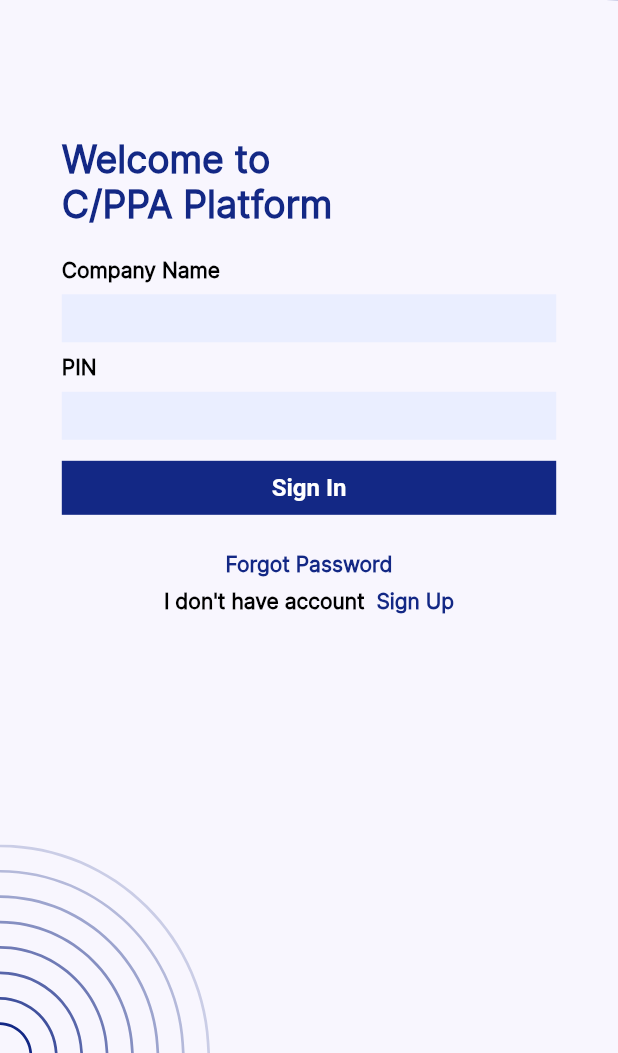
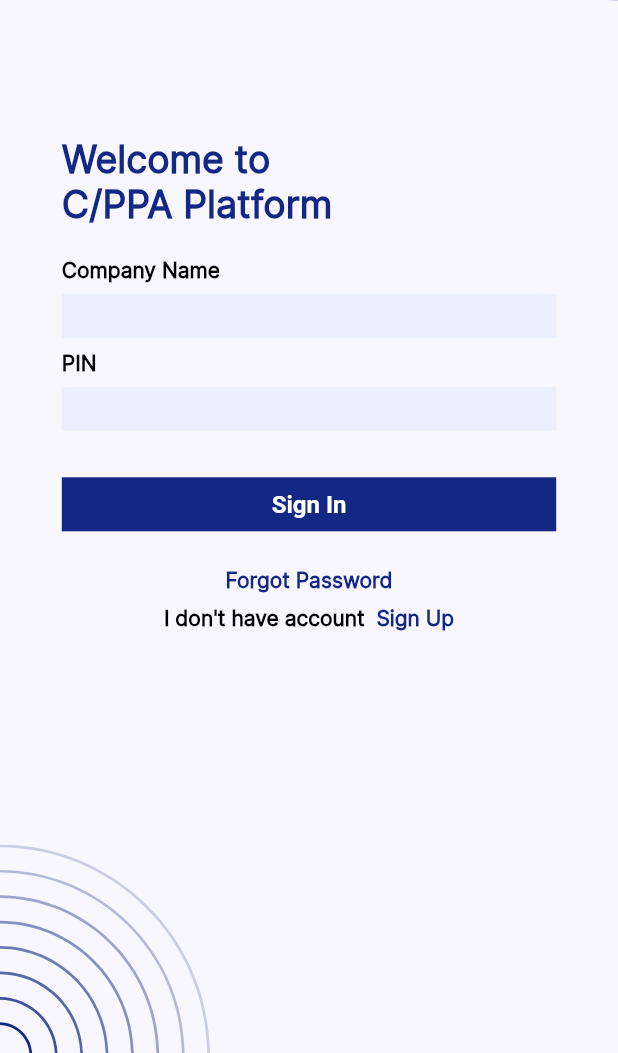
Before and after one commit to RoocheDigitals/iefunden_flutter, a Flutter app: the CPPASignInScreen screen opened by its route, on a phone screen of 412 x 824 dp, the part 183-1236 px from its top. Run offline on Flutter 3.47's test engine with Material 2 defaults, Android fonts, the phone set to English and light mode, and no system bars; our stand-ins replace flutter_keyboard_visibility, flutter_svg; missing offline and left inert: amplify_auth_cognito, amplify_flutter.

Commit message:
updated cppa provider and sign in authentication and added new common widgets

```diff
--- a/lib/commons/textfield.dart
+++ b/lib/commons/textfield.dart
@@ -32,8 +32,14 @@ class TextFieldBox extends StatelessWidget {
             children: [
               Expanded(
                 child: TextFormField(
+                  enableSuggestions: false,
+                  autocorrect: false,
                   controller: controller,
-                  style: const TextStyle(color: Colors.black),
+                  style: const TextStyle(
+                    color: Colors.black,
+                    fontWeight: FontWeight.normal,
+                    fontSize: 16,
+                  ),
                   scrollPadding: const EdgeInsets.only(bottom: 300),
                   decoration: InputDecoration(
                     isDense: true,
@@ -42,6 +48,7 @@ class TextFieldBox extends StatelessWidget {
                     filled: true,
                     border: InputBorder.none,
                   ),
+                  onChanged: onChangeCallback,
                 ),
               ),
             ],
--- /dev/null
+++ b/lib/controllers/cppa_platform/cppa_auth_controller.dart
@@ -0,0 +1,58 @@
+import 'package:amplify_flutter/amplify_flutter.dart';
+import 'package:flutter/material.dart';
+import 'package:iefunden/models/responses.dart';
+import 'package:iefunden/services/cppa.dart';
+
+class CPPAAuthController {
+  static final CPPAAuthController _singleton = CPPAAuthController._internal();
+
+  factory CPPAAuthController() {
+    return _singleton;
+  }
+
+  CPPAAuthController._internal();
+
+  final cppaService = CPPAService();
+  TextEditingController companyName = TextEditingController();
+  TextEditingController companyAddress = TextEditingController();
+  TextEditingController contactPerson = TextEditingController();
+  TextEditingController email = TextEditingController();
+  TextEditingController mobile = TextEditingController();
+  TextEditingController pin = TextEditingController();
+  TextEditingController logo = TextEditingController();
+
+  Future<CPPASignInResponseModel> signInUser() async {
+    final result = await cppaService.signIn(companyName.text, pin.text);
+    final response = CPPASignInResponseModel.fromJson(result);
+    return response;
+  }
+
+  Future<void> signUpUser() async {
+    try {
+      // final result = await cppaService.signIn();
+      // print(result);
+      // final userAttributes = <CognitoUserAttributeKey, String>{
+      //   CognitoUserAttributeKey.email: 'ritzjumola@gmail.com',
+      //   CognitoUserAttributeKey.phoneNumber: '+15559101234',
+      //   // additional attributes as needed
+      // };
+      // final result = await Amplify.Auth.signUp(
+      //   username: 'ritzjumola',
+      //   password: '>tkZs8MU',
+      //   options: CognitoSignUpOptions(userAttributes: userAttributes),
+      // );
+      // print(result.isSignUpComplete);
+    } on AuthException catch (e) {
+      print(e.message);
+    }
+  }
+
+  // Future<void> confirmUser() async {
+  //   try {
+  //     final result = await Amplify.Auth.confirmSignUp(
+  //         username: data.username, confirmationCode: data.confirmCode);
+  //   } on AuthException catch (e) {
+  //     safePrint(e.message);
+  //   }
+  // }
+}
--- a/lib/controllers/cppa_platform/cppa_signup_controller.dart
+++ /dev/null
@@ -1,50 +0,0 @@
-import 'package:amplify_auth_cognito/amplify_auth_cognito.dart';
-import 'package:amplify_flutter/amplify_flutter.dart';
-import 'package:flutter/material.dart';
-import 'package:iefunden/models/cppa_user.dart';
-
-class CPPASignUpController {
-  static final CPPASignUpController _singleton =
-      CPPASignUpController._internal();
-
-  factory CPPASignUpController() {
-    return _singleton;
-  }
-
-  CPPASignUpController._internal();
-
-  TextEditingController companyName = TextEditingController();
-  TextEditingController companyAddress = TextEditingController();
-  TextEditingController contactPerson = TextEditingController();
-  TextEditingController email = TextEditingController();
-  TextEditingController mobile = TextEditingController();
-  TextEditingController pin = TextEditingController();
-  TextEditingController logo = TextEditingController();
-
-  Future<void> signUpUser() async {
-    try {
-      final userAttributes = <CognitoUserAttributeKey, String>{
-        CognitoUserAttributeKey.email: email.text,
-        CognitoUserAttributeKey.phoneNumber: mobile.text,
-        // additional attributes as needed
-      };
-      SignUpResult result = await Amplify.Auth.signUp(
-        username: companyName.text,
-        password: pin.text,
-        options: CognitoSignUpOptions(userAttributes: userAttributes),
-      );
-      print(result.isSignUpComplete);
-    } on AuthException catch (e) {
-      print(e.message);
-    }
-  }
-
-  Future<void> confirmUser(CPPAConfirmSignupModel data) async {
-    try {
-      final result = await Amplify.Auth.confirmSignUp(
-          username: data.username, confirmationCode: data.confirmCode);
-    } on AuthException catch (e) {
-      safePrint(e.message);
-    }
-  }
-}
--- /dev/null
+++ b/lib/models/responses.dart
@@ -0,0 +1,15 @@
+class CPPASignInResponseModel {
+  String accessToken;
+  String refreshToken;
+  String idToken;
+  String message;
+
+  CPPASignInResponseModel(
+      this.accessToken, this.refreshToken, this.idToken, this.message);
+
+  CPPASignInResponseModel.fromJson(Map<String, dynamic> json)
+      : accessToken = json['AccessToken'] ?? "",
+        refreshToken = json['RefreshToken'] ?? "",
+        idToken = json['IdToken'] ?? "",
+        message = json['message'] ?? "";
+}
--- a/lib/providers/cppa_platform_provider.dart
+++ b/lib/providers/cppa_platform_provider.dart
@@ -1,42 +1,46 @@
 import 'package:flutter/material.dart';
-import 'package:iefunden/controllers/cppa_platform/cppa_signin_controller.dart';
-import 'package:iefunden/controllers/cppa_platform/cppa_signup_controller.dart';
+import 'package:iefunden/controllers/cppa_platform/cppa_auth_controller.dart';
 
 class CPPAPlatformProvider extends ChangeNotifier {
-  late CPPASignInController _signInController;
-  late CPPASignUpController _signUpController;
+  late CPPAAuthController _authController;
 
   CPPAPlatformProvider() {
-    _signInController = CPPASignInController();
-    _signUpController = CPPASignUpController();
+    _authController = CPPAAuthController();
   }
 
-  bool _isSigningIn = false;
-  get isSigningIn => _isSigningIn;
-  set isSigningIn(val) {
-    _isSigningIn = val;
+  String _message = "";
+  get message => _message;
+  set message(val) {
+    _message = val;
     notifyListeners();
   }
 
-  bool _isSigningUp = false;
-  get isSigningUp => _isSigningUp;
-  set isSigningUp(val) {
-    _isSigningUp = val;
-    notifyListeners();
-  }
-
-  bool _isConfirmSigningIn = false;
-  get isConfirmSigningIn => _isConfirmSigningIn;
-  set isConfirmSigningIn(val) {
-    _isConfirmSigningIn = val;
+  bool _isLoading = false;
+  get isLoading => _isLoading;
+  set isLoading(val) {
+    _isLoading = val;
     notifyListeners();
   }
 
   void signUp() async {
-    print("${_signUpController.companyName.text}object");
+    isLoading = true;
+    await _authController.signUpUser();
+    isLoading = false;
+  }
 
-    isSigningUp = true;
-    await _signUpController.signUpUser();
-    isSigningUp = false;
+  // void signIn() async {
+  //   isLoading = true;
+  //   final response = await _signInController.signInUser();
+  //   if(response.) {
+  //     isLoading = false;
+  //   }
+  // }
+
+  void signIn() async {
+    isLoading = true;
+    final response = await _authController.signInUser();
+    print(response);
+    message = response.message;
+    isLoading = false;
   }
 }
--- a/lib/screens/cppa_platform/sign_in_screen.dart
+++ b/lib/screens/cppa_platform/sign_in_screen.dart
@@ -4,20 +4,26 @@ import 'package:flutter_svg/svg.dart';
 import 'package:iefunden/color.dart';
 import 'package:iefunden/commons/buttons.dart';
 import 'package:iefunden/commons/constants.dart';
+import 'package:iefunden/commons/error_text.dart';
 import 'package:iefunden/commons/radial_container.dart';
 import 'package:iefunden/commons/textfield.dart';
-import 'package:iefunden/controllers/cppa_platform/cppa_signin_controller.dart';
+import 'package:iefunden/controllers/cppa_platform/cppa_auth_controller.dart';
 import 'package:iefunden/controllers/navigation_controller.dart';
+import 'package:iefunden/providers/cppa_platform_provider.dart';
+import 'package:provider/provider.dart';
 
 class CPPASignInScreen extends StatelessWidget {
   const CPPASignInScreen({super.key});
 
   @override
   Widget build(BuildContext context) {
-    var controller = CPPASignInController();
+    var controller = CPPAAuthController();
     return Scaffold(
       resizeToAvoidBottomInset: false,
-      body: Container(
+      body: Consumer<CPPAPlatformProvider>(builder: (context, provider, child) {
+        return Stack(
+          children: [
+            Container(
               color: ColorManager.creamWhite,
               child: ContainerWRadial(
                 color: ColorManager.navyBlue,
@@ -41,7 +47,10 @@ class CPPASignInScreen extends StatelessWidget {
                           ),
                           Text(
                             APP_TITLE,
-                      style: Theme.of(context).textTheme.bodyMedium?.copyWith(
+                            style: Theme.of(context)
+                                .textTheme
+                                .bodyMedium
+                                ?.copyWith(
                                   color: ColorManager.navyBlue,
                                   fontWeight: FontWeight.bold,
                                 ),
@@ -85,24 +94,29 @@ class CPPASignInScreen extends StatelessWidget {
                                       label: "Company Name",
                                       color: ColorManager.lightBlueShade,
                                       controller: controller.companyName,
-                                onChangeCallback: (value) {},
+                                      onChangeCallback: (value) {
+                                        provider.message = "";
+                                      },
                                     ),
                                     TextFieldBox(
                                       label: "PIN",
                                       color: ColorManager.lightBlueShade,
                                       controller: controller.pin,
-                                onChangeCallback: (value) {},
+                                      onChangeCallback: (value) {
+                                        provider.message = "";
+                                      },
                                     ),
+                                    ErrorText(provider.message),
                                     Padding(
-                                padding: const EdgeInsets.only(bottom: 10.0),
+                                      padding:
+                                          const EdgeInsets.only(bottom: 10.0),
                                       child: Row(
                                         children: [
                                           Expanded(
                                             child: submitButton(
                                               "Sign In",
                                               ColorManager.navyBlue,
-                                        () => NavigationController
-                                            .goToCPADashboardMenu(),
+                                              () => provider.signIn(),
                                             ),
                                           ),
                                         ],
@@ -111,7 +125,8 @@ class CPPASignInScreen extends StatelessWidget {
                                     Padding(
                                       padding: const EdgeInsets.all(8.0),
                                       child: Row(
-                                  mainAxisAlignment: MainAxisAlignment.center,
+                                        mainAxisAlignment:
+                                            MainAxisAlignment.center,
                                         children: [
                                           Text(
                                             "Forgot Password",
@@ -126,20 +141,26 @@ class CPPASignInScreen extends StatelessWidget {
                                       ),
                                     ),
                                     Row(
-                                mainAxisAlignment: MainAxisAlignment.center,
+                                      mainAxisAlignment:
+                                          MainAxisAlignment.center,
                                       children: [
                                         Text(
                                           "I don't have account  ",
-                                    style:
-                                        Theme.of(context).textTheme.bodySmall,
+                                          style: Theme.of(context)
+                                              .textTheme
+                                              .bodySmall,
                                         ),
-                                  Text(
+                                        InkWell(
+                                          onTap: () => NavigationController
+                                              .goToCPASignUp(),
+                                          child: Text(
                                             "Sign Up",
                                             style: Theme.of(context)
                                                 .textTheme
                                                 .bodySmall
                                                 ?.copyWith(
                                                   color: ColorManager.navyBlue,
+                                                ),
                                           ),
                                         ),
                                       ],
@@ -156,6 +177,17 @@ class CPPASignInScreen extends StatelessWidget {
                 ),
               ),
             ),
+            provider.isLoading
+                ? Container(
+                    color: Colors.black.withOpacity(0.5),
+                    child: const Center(
+                      child: CircularProgressIndicator(),
+                    ),
+                  )
+                : const SizedBox()
+          ],
+        );
+      }),
     );
   }
 }
```
Also changed, not shown: lib/commons/error_text.dart (added, +20 -0 lines), lib/controllers/cppa_platform/cppa_signin_controller.dart (deleted, +0 -19 lines), lib/screens/cppa_platform/sign_up_screen.dart (+3 -4 lines), lib/services/cppa.dart (added, +22 -0 lines), lib/models/cppa.dart (renamed from lib/models/cppa_user.dart). Lines whose indentation alone changed are shown as unchanged.
